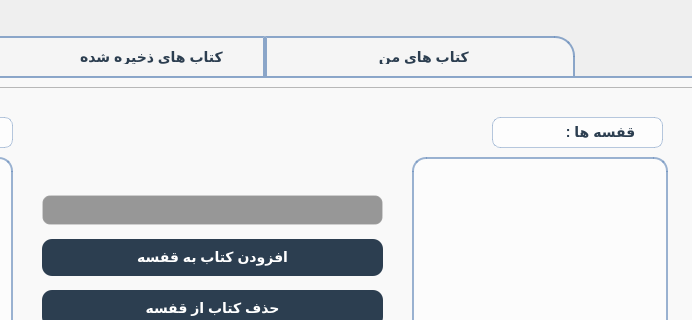
Before: the Qt Designer form client/librarywindow_c.ui in afkhamis1386-afk/bookCLUB_Project, drawn with Qt 5; both pictures show x 376 to 1068 and y 0 to 320 of the 1174 by 736 pixel window.
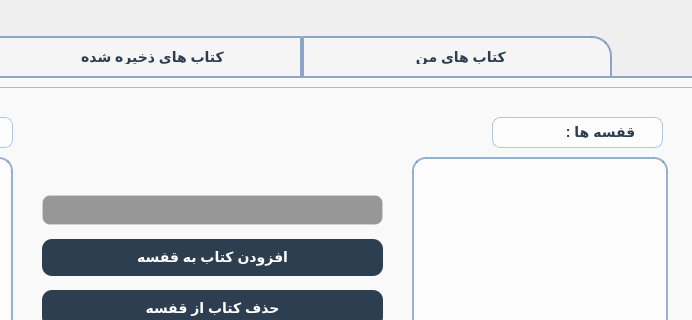
After: the same form once the commit is applied. Icons and pictures are not drawn.

What changed in the file:
```diff
--- a/client/librarywindow_c.ui
+++ b/client/librarywindow_c.ui
@@ -421,7 +421,7 @@
       </widget>
       <widget class="QWidget" name="savedBooksTab">
        <attribute name="title">
-        <string>                              کتاب های ذخیره شده             </string>
+        <string>                               کتاب های ذخیره شده                       </string>
        </attribute>
        <widget class="QListWidget" name="saveBooksListWidget">
         <property name="geometry">
```
